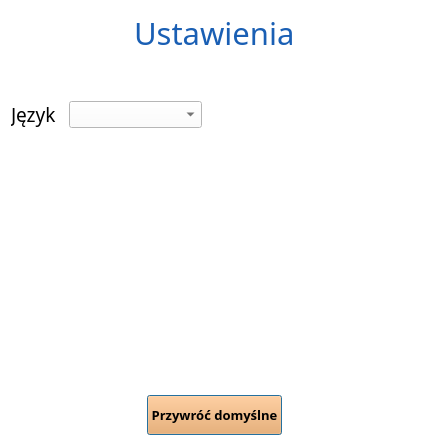
This is source/UI/AppSettings/AppSettingsWindow.ui in SiekamCebule/sj-sim as Qt 5 draws it before an edit. The edited form follows.
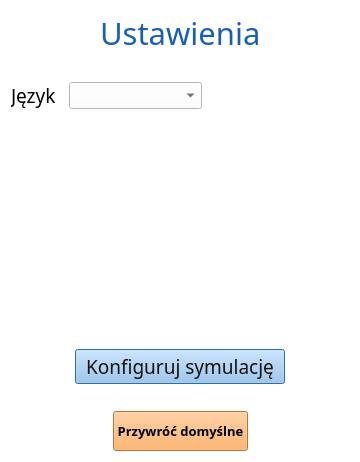
This is the edited form.

```diff
--- a/source/UI/AppSettings/AppSettingsWindow.ui
+++ b/source/UI/AppSettings/AppSettingsWindow.ui
@@ -6,8 +6,8 @@
    <rect>
     <x>0</x>
     <y>0</y>
-    <width>428</width>
-    <height>446</height>
+    <width>360</width>
+    <height>462</height>
    </rect>
   </property>
   <property name="windowTitle">
@@ -155,6 +155,80 @@
      </property>
     </spacer>
    </item>
+   <item>
+    <layout class="QHBoxLayout" name="horizontalLayout_4">
+     <item>
+      <spacer name="horizontalSpacer_6">
+       <property name="orientation">
+        <enum>Qt::Horizontal</enum>
+       </property>
+       <property name="sizeHint" stdset="0">
+        <size>
+         <width>40</width>
+         <height>20</height>
+        </size>
+       </property>
+      </spacer>
+     </item>
+     <item>
+      <widget class="QPushButton" name="pushButton_simulationSettings">
+       <property name="minimumSize">
+        <size>
+         <width>210</width>
+         <height>0</height>
+        </size>
+       </property>
+       <property name="maximumSize">
+        <size>
+         <width>210</width>
+         <height>16777215</height>
+        </size>
+       </property>
+       <property name="font">
+        <font>
+         <family>Quicksand Medium</family>
+         <pointsize>14</pointsize>
+        </font>
+       </property>
+       <property name="styleSheet">
+        <string notr="true">QPushButton{
+	background-color: rgb(153, 193, 241);
+	color: rgb(18, 18, 18);
+}</string>
+       </property>
+       <property name="text">
+        <string>Konfiguruj symulację</string>
+       </property>
+      </widget>
+     </item>
+     <item>
+      <spacer name="horizontalSpacer_7">
+       <property name="orientation">
+        <enum>Qt::Horizontal</enum>
+       </property>
+       <property name="sizeHint" stdset="0">
+        <size>
+         <width>40</width>
+         <height>20</height>
+        </size>
+       </property>
+      </spacer>
+     </item>
+    </layout>
+   </item>
+   <item>
+    <spacer name="verticalSpacer_3">
+     <property name="orientation">
+      <enum>Qt::Vertical</enum>
+     </property>
+     <property name="sizeHint" stdset="0">
+      <size>
+       <width>20</width>
+       <height>40</height>
+      </size>
+     </property>
+    </spacer>
+   </item>
    <item>
     <layout class="QHBoxLayout" name="horizontalLayout_3">
      <item>
```
